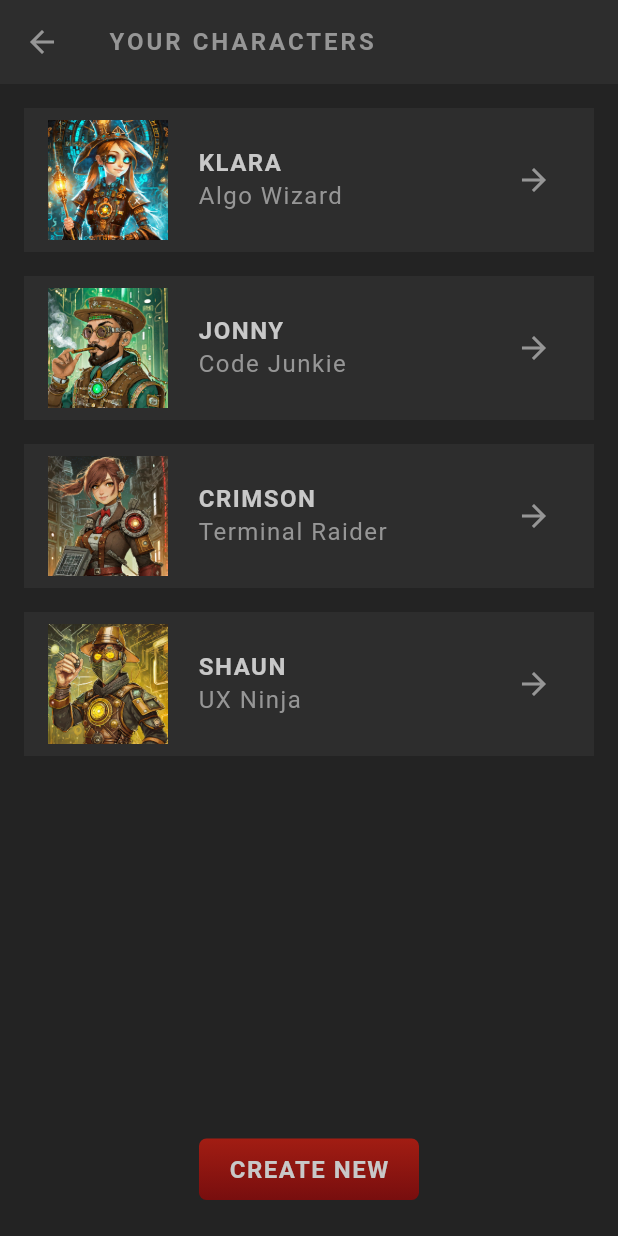
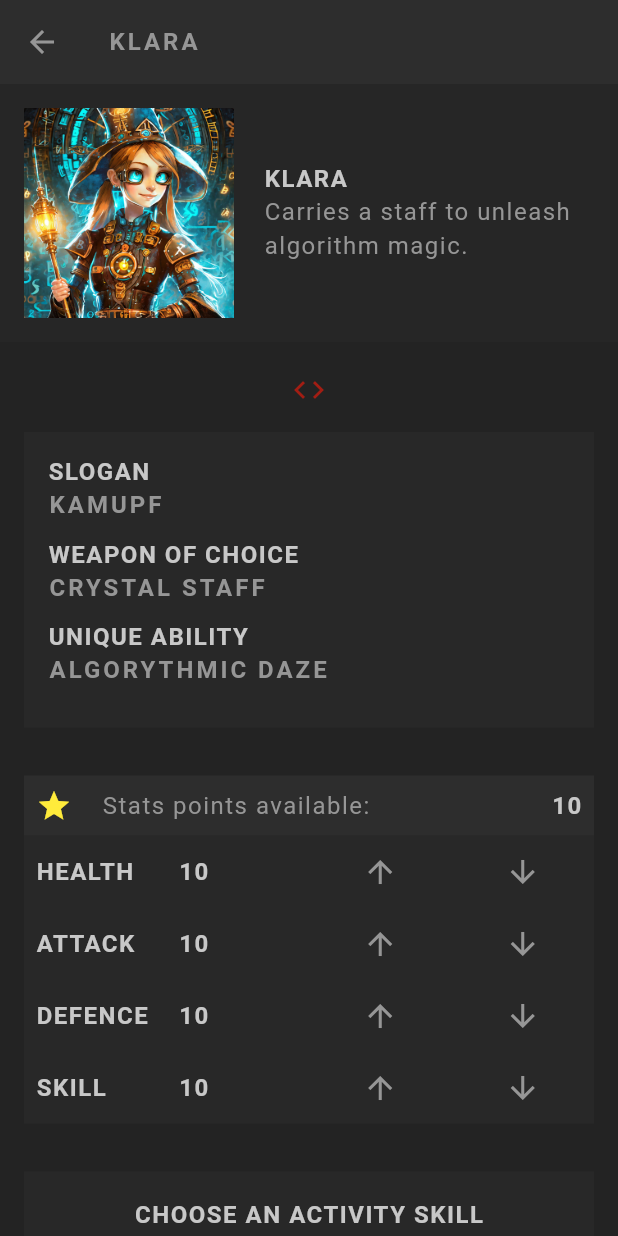
Before and after one commit to otabekinha/flutter-rpg, a Flutter app: the Home screen opened directly, after a tap on the "arrow forward" icon, on a phone screen of 412 x 824 dp. Run offline on Flutter 3.47's test engine with Material 3 defaults, Android fonts, the phone set to English and light mode, and no system bars; our stand-ins replace google_fonts; Roboto replaces fonts that are missing (Kanit).

Commit message:
Flutter RPG UI has been completed successefully

```diff
--- a/lib/main.dart
+++ b/lib/main.dart
@@ -6,7 +6,7 @@ import 'package:flutter_rpg/theme.dart';
 void main() {
   runApp(MaterialApp(
     theme: primaryTheme,
-    home: const Create(),
+    home: const Home(),
   ));
 }
 
--- a/lib/model/stats.dart
+++ b/lib/model/stats.dart
@@ -36,6 +36,7 @@ mixin Stats {
       if (stat == 'skill') {
         _skill++;
       }
+      _points--;
     }
   }
 
--- a/lib/screens/home/character_card.dart
+++ b/lib/screens/home/character_card.dart
@@ -1,5 +1,6 @@
 import 'package:flutter/material.dart';
 import 'package:flutter_rpg/model/character.dart';
+import 'package:flutter_rpg/screens/profile/profile.dart';
 import 'package:flutter_rpg/shared/styled_text.dart';
 import 'package:flutter_rpg/theme.dart';
 
@@ -32,7 +33,16 @@ class CharacterCard extends StatelessWidget {
             ),
             const Expanded(child: SizedBox()),
             IconButton(
-              onPressed: () {},
+              onPressed: () {
+                Navigator.push(
+                  context,
+                  MaterialPageRoute(
+                    builder: (ctx) => Profile(
+                      character: character,
+                    ),
+                  ),
+                );
+              },
               icon: Icon(Icons.arrow_forward, color: AppColors.textColor),
             ),
           ],
--- /dev/null
+++ b/lib/screens/profile/profile.dart
@@ -0,0 +1,85 @@
+import 'package:flutter/material.dart';
+import 'package:flutter/widgets.dart';
+import 'package:flutter_rpg/model/character.dart';
+import 'package:flutter_rpg/screens/profile/skill_list.dart';
+import 'package:flutter_rpg/screens/profile/stats_table.dart';
+import 'package:flutter_rpg/shared/styled_text.dart';
+import 'package:flutter_rpg/theme.dart';
+
+class Profile extends StatelessWidget {
+  const Profile({super.key, required this.character});
+
+  final Character character;
+
+  @override
+  Widget build(BuildContext context) {
+    return Scaffold(
+      appBar: AppBar(
+        title: StyledTitle(character.name),
+      ),
+      body: SingleChildScrollView(
+        child: Column(
+          crossAxisAlignment: CrossAxisAlignment.center,
+          children: [
+            Container(
+              padding: const EdgeInsets.all(16),
+              color: AppColors.secondaryColor.withOpacity(0.3),
+              child: Row(
+                children: [
+                  Image.asset(
+                    'assets/img/vocations/${character.vocation.image}',
+                    width: 140,
+                    height: 140,
+                  ),
+                  const SizedBox(width: 20),
+                  Expanded(
+                    child: Column(
+                      crossAxisAlignment: CrossAxisAlignment.start,
+                      children: [
+                        StyledHeading(character.name),
+                        StyledText(character.vocation.description),
+                      ],
+                    ),
+                  ),
+                ],
+              ),
+            ),
+            const SizedBox(height: 20),
+            Center(child: Icon(Icons.code, color: AppColors.primaryColor)),
+            Padding(
+              padding: const EdgeInsets.all(16),
+              child: Container(
+                width: double.infinity,
+                color: AppColors.secondaryColor.withOpacity(0.5),
+                padding: const EdgeInsets.all(16),
+                child: Column(
+                  crossAxisAlignment: CrossAxisAlignment.start,
+                  children: [
+                    const StyledHeading('Slogan'),
+                    StyledTitle(character.slogan),
+                    const SizedBox(height: 10),
+                    const StyledHeading('Weapon of Choice'),
+                    StyledTitle(character.vocation.weapon),
+                    const SizedBox(height: 10),
+                    const StyledHeading('Unique Ability'),
+                    StyledTitle(character.vocation.ability),
+                    const SizedBox(height: 10),
+                  ],
+                ),
+              ),
+            ),
+            Container(
+              alignment: Alignment.center,
+              child: Column(
+                children: [
+                  StatsTable(character),
+                  SkillList(character),
+                ],
+              ),
+            )
+          ],
+        ),
+      ),
+    );
+  }
+}
--- /dev/null
+++ b/lib/screens/profile/skill_list.dart
@@ -0,0 +1,93 @@
+import 'package:flutter/material.dart';
+import 'package:flutter_rpg/model/character.dart';
+import 'package:flutter_rpg/model/skill.dart';
+import 'package:flutter_rpg/shared/styled_button.dart';
+import 'package:flutter_rpg/shared/styled_text.dart';
+import 'package:flutter_rpg/theme.dart';
+
+class SkillList extends StatefulWidget {
+  const SkillList(this.character, {super.key});
+
+  final Character character;
+
+  @override
+  State<SkillList> createState() => _SkillListState();
+}
+
+class _SkillListState extends State<SkillList> {
+  late List<Skill> availableSkills;
+  late Skill selectedSkill;
+
+  @override
+  void initState() {
+    availableSkills = allSkills.where((skill) {
+      return skill.vocation == widget.character.vocation;
+    }).toList();
+
+    if (widget.character.skills.isEmpty) {
+      selectedSkill = availableSkills[0];
+    }
+    if (widget.character.skills.isNotEmpty) {
+      selectedSkill = widget.character.skills.first;
+    }
+
+    super.initState();
+  }
+
+  @override
+  Widget build(BuildContext context) {
+    return Padding(
+      padding: const EdgeInsets.all(16),
+      child: Container(
+        color: AppColors.secondaryColor.withOpacity(0.5),
+        padding: const EdgeInsets.all(18),
+        child: Column(
+          children: [
+            const StyledHeading('Choose an activity skill'),
+            const StyledText('Skills are unqiue to your vocation.'),
+            const SizedBox(height: 20),
+            Row(
+              children: availableSkills.map((skill) {
+                return Container(
+                  margin: const EdgeInsets.all(5),
+                  padding: const EdgeInsets.all(2),
+                  color: skill == selectedSkill
+                      ? Colors.yellow
+                      : Colors.transparent,
+                  child: GestureDetector(
+                    onTap: () {
+                      setState(() {
+                        widget.character.updateSkill(skill);
+                        selectedSkill = skill;
+                      });
+                    },
+                    child: Image.asset(
+                      'assets/img/skills/${skill.image}',
+                      width: 70,
+                    ),
+                  ),
+                );
+              }).toList(),
+            ),
+            const SizedBox(height: 10),
+            StyledText(selectedSkill.name),
+            StyledButton(
+              onPressed: () {
+                ScaffoldMessenger.of(context).showSnackBar(
+                  SnackBar(
+                    content: const StyledHeading('Character was saved.'),
+                    showCloseIcon: true,
+                    duration: const Duration(seconds: 2),
+                    backgroundColor: AppColors.secondaryColor,
+                  ),
+                );
+              },
+              child: const StyledHeading('Save Character'),
+            ),
+            const SizedBox(height: 20),
+          ],
+        ),
+      ),
+    );
+  }
+}
--- /dev/null
+++ b/lib/screens/profile/stats_table.dart
@@ -0,0 +1,96 @@
+import 'package:flutter/material.dart';
+import 'package:flutter_rpg/model/character.dart';
+import 'package:flutter_rpg/shared/styled_text.dart';
+import 'package:flutter_rpg/theme.dart';
+
+class StatsTable extends StatefulWidget {
+  const StatsTable(this.character, {super.key});
+
+  final Character character;
+
+  @override
+  State<StatsTable> createState() => _StatsTableState();
+}
+
+class _StatsTableState extends State<StatsTable> {
+  @override
+  Widget build(BuildContext context) {
+    return Padding(
+      padding: const EdgeInsets.all(16),
+      child: Column(
+        children: [
+          Container(
+            color: AppColors.secondaryColor,
+            padding: const EdgeInsets.all(8),
+            child: Row(
+              children: [
+                Icon(
+                  Icons.star,
+                  color:
+                      widget.character.points > 0 ? Colors.yellow : Colors.grey,
+                ),
+                const SizedBox(width: 20),
+                const StyledText('Stats points available: '),
+                const Expanded(child: SizedBox(width: 20)),
+                StyledHeading(widget.character.points.toString()),
+              ],
+            ),
+          ),
+          Table(
+            children: widget.character.statsAsFormattedList.map((stat) {
+              return TableRow(
+                decoration: BoxDecoration(
+                  color: AppColors.secondaryColor.withOpacity(0.5),
+                ),
+                children: [
+                  TableCell(
+                    verticalAlignment: TableCellVerticalAlignment.middle,
+                    child: Padding(
+                      padding: const EdgeInsets.all(8),
+                      child: StyledHeading(stat['title']!),
+                    ),
+                  ),
+                  TableCell(
+                    verticalAlignment: TableCellVerticalAlignment.middle,
+                    child: Padding(
+                      padding: const EdgeInsets.all(8),
+                      child: StyledHeading(stat['value']!),
+                    ),
+                  ),
+                  TableCell(
+                    verticalAlignment: TableCellVerticalAlignment.middle,
+                    child: IconButton(
+                      icon: Icon(
+                        Icons.arrow_upward,
+                        color: AppColors.textColor,
+                      ),
+                      onPressed: () {
+                        setState(() {
+                          widget.character.increaseStat(stat['title']!);
+                        });
+                      },
+                    ),
+                  ),
+                  TableCell(
+                    verticalAlignment: TableCellVerticalAlignment.middle,
+                    child: IconButton(
+                      icon: Icon(
+                        Icons.arrow_downward,
+                        color: AppColors.textColor,
+                      ),
+                      onPressed: () {
+                        setState(() {
+                          widget.character.decreaseStat(stat['title']!);
+                        });
+                      },
+                    ),
+                  ),
+                ],
+              );
+            }).toList(),
+          )
+        ],
+      ),
+    );
+  }
+}
--- a/lib/theme.dart
+++ b/lib/theme.dart
@@ -66,4 +66,10 @@ ThemeData primaryTheme = ThemeData(
     labelStyle: TextStyle(color: AppColors.textColor),
     prefixIconColor: AppColors.textColor,
   ),
+
+  // dialog color
+  dialogTheme: DialogTheme(
+    backgroundColor: AppColors.secondaryAccent,
+    surfaceTintColor: Colors.transparent,
+  ),
 );
--- a/pubspec.yaml
+++ b/pubspec.yaml
@@ -36,6 +36,7 @@ dependencies:
   # Use with the CupertinoIcons class for iOS style icons.
   cupertino_icons: ^1.0.6
   google_fonts: ^6.2.1
+  uuid: ^4.4.0
 
 dev_dependencies:
   flutter_test:
@@ -62,6 +63,7 @@ flutter:
   # To add assets to your application, add an assets section, like this:
   assets:
     - assets/img/vocations/
+    - assets/img/skills/
 
 
   # An image asset can refer to one or more resolution-specific "variants", see
```
Also changed, not shown: lib/screens/create/create.dart (+89 -8 lines), lib/screens/create/vocation_card.dart (+15 -1 lines), lib/screens/home/home.dart (+9 -2 lines), pubspec.lock.
